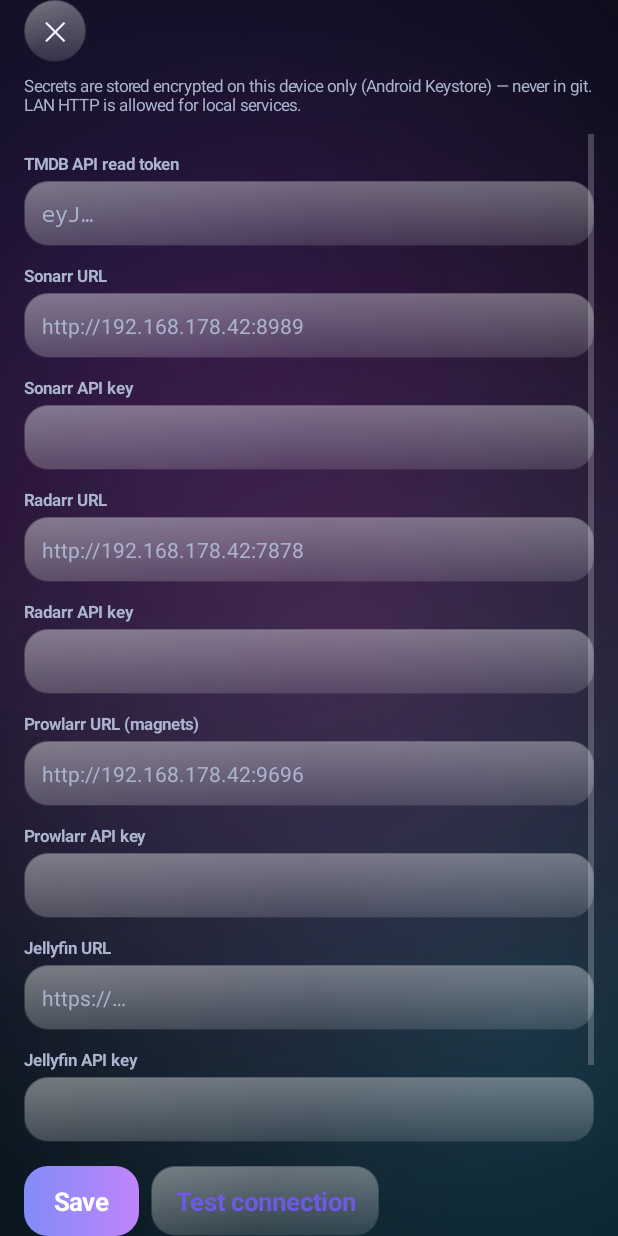
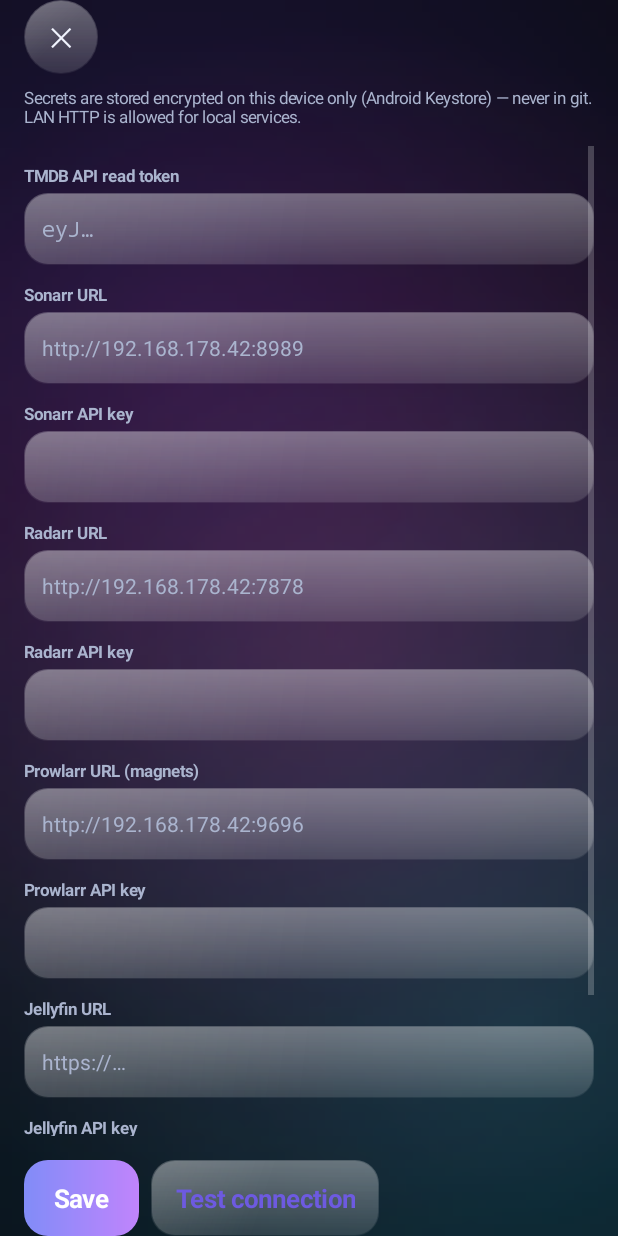
Before and after one commit to TheDoplarEffect/app-a, an Android app: the screen it shows after launch (SettingsActivity), after a tap on an icon or button, on a phone screen of 412 x 824 dp. Run offline under Robolectric (Android 15) with nearby library versions, the phone set to English and light mode, and no system bars; pictures from the network do not load; 5 statements that could not run were skipped; 1 other tap on this screen came first.

Commit message:
v4.2 round-1 review consensus (part 1/4): no main-thread I/O in LiveRepository ctor, X-Api-Key headers, Prowlarr retry+backoff, magnet redirect validation, error-vs-empty+retry UI, WCAG AA chips, thread-safe AppState/cache, lifecycle detach, 48dp targets, a11y, NSC LAN-only, 56 tests green

```diff
--- a/app/build.gradle
+++ b/app/build.gradle
@@ -10,8 +10,8 @@ android {
         applicationId "com.example.appa"
         minSdk 26
         targetSdk 35
-        versionCode 6
-        versionName "4.1"
+        versionCode 7
+        versionName "4.2"
     }
     compileOptions {
         sourceCompatibility JavaVersion.VERSION_17
--- a/app/src/main/AndroidManifest.xml
+++ b/app/src/main/AndroidManifest.xml
@@ -1,8 +1,8 @@
 <manifest xmlns:android="http://schemas.android.com/apk/res/android">
   <uses-permission android:name="android.permission.INTERNET"/>
-  <!-- LAN services (*arr, Prowlarr) are plain HTTP on 192.168.178.x -->
+  <!-- LAN services (*arr, Prowlarr) are plain HTTP on 192.168.x — allowed per-host via networkSecurityConfig -->
   <application android:label="app-a" android:allowBackup="true" android:theme="@style/Theme.AppA"
-      android:usesCleartextTraffic="true">
+      android:networkSecurityConfig="@xml/network_security_config">
     <activity android:name=".MainActivity" android:exported="true">
       <intent-filter>
         <action android:name="android.intent.action.MAIN"/>
--- a/app/src/main/java/com/example/appa/AppState.kt
+++ b/app/src/main/java/com/example/appa/AppState.kt
@@ -4,19 +4,21 @@ import android.content.Context
 
 /** App-wide singletons: config, catalog/repository, persisted request store. */
 object AppState {
-    val catalog: Catalog = Catalog
-
     lateinit var store: RequestStoreCore
         private set
 
-    var config: AppConfig = AppConfig()
-        private set
+    /** Atomic (config, repo) pair — never observe one without the other. */
+    private data class State(val config: AppConfig, val repo: LiveRepository?)
+    @Volatile private var state: State = State(AppConfig(), null)
 
-    var repo: LiveRepository? = null
-        private set
+    /** Set when SecureStore had to wipe the config (key invalidated) — Settings surfaces it. */
+    @Volatile var configWasWiped: Boolean = false
+
+    val config: AppConfig get() = state.config
+    val repo: LiveRepository? get() = state.repo
 
     /** Live mode is on when the config is complete enough to serve real data. */
-    val liveMode: Boolean get() = config.normalized().liveReady
+    val liveMode: Boolean get() = state.config.normalized().liveReady
 
     fun init(context: Context) {
         if (::store.isInitialized) return
@@ -25,21 +27,19 @@ object AppState {
             load = { prefs.getString("requests", null) },
             save = { value -> prefs.edit().putString("requests", value).apply() }
         )
-        config = SecureStore.loadConfig(context)
-        if (config.normalized().liveReady) {
-            repo = LiveRepository(config)
-        }
+        configWasWiped = SecureStore.wasWiped
+        val cfg = SecureStore.loadConfig(context)
+        state = State(cfg, if (cfg.normalized().liveReady) LiveRepository(cfg) else null)
     }
 
     fun saveConfig(context: Context, cfg: AppConfig) {
         val normalized = cfg.normalized()
         SecureStore.saveConfig(context, normalized)
-        config = normalized
-        repo = if (normalized.liveReady) LiveRepository(normalized) else null
+        state = State(normalized, if (normalized.liveReady) LiveRepository(normalized) else null)
     }
 
     fun requestFor(mediaId: String): Request? = store.byMediaId(mediaId)
 
     /** Resolve a media id to a live item first, then the placeholder catalog. */
-    fun mediaById(id: String): Media? = repo?.mediaById(id) ?: Catalog.byId[id]
+    fun mediaById(id: String): Media? = state.repo?.mediaById(id) ?: Catalog.byId[id]
 }
--- a/app/src/main/java/com/example/appa/AuroraBackground.kt
+++ b/app/src/main/java/com/example/appa/AuroraBackground.kt
@@ -42,6 +42,14 @@ class AuroraBackground(context: Context) : View(context) {
 
     override fun onAttachedToWindow() {
         super.onAttachedToWindow()
+        val reduceMotion = android.provider.Settings.Global.getFloat(
+            context.contentResolver, android.provider.Settings.Global.ANIMATOR_DURATION_SCALE, 1f
+        ) == 0f
+        if (reduceMotion) {
+            t = 0.37f
+            invalidate() // one static frame, no animation loop
+            return
+        }
         if (anim == null) {
             anim = ValueAnimator.ofFloat(0f, 1f).apply {
                 duration = 24_000
--- a/app/src/main/java/com/example/appa/Components.kt
+++ b/app/src/main/java/com/example/appa/Components.kt
@@ -102,7 +102,7 @@ fun View.pressable(): View {
 
 // ------------------------------------------------------------------ top bar
 
-data class TopBarAction(val icon: String, val label: String = "", var badge: Int = 0, val onClick: () -> Unit)
+data class TopBarAction(val icon: String, val contentDescription: String = icon, var badge: Int = 0, val onClick: () -> Unit)
 
 /**
  * Top app bar atom: large title + optional subtitle on the left, circular
@@ -118,14 +118,14 @@ fun AppTopBar(
 ): LinearLayout = col(ctx) {
     row(ctx) {
         gravity = Gravity.CENTER_VERTICAL
-        if (leading != null) addView(CircleIconButton(ctx, leading.icon, 0, t, leading.onClick), lp(WRAP, WRAP, marginStartDp = 0))
+        if (leading != null) addView(CircleIconButton(ctx, leading.icon, 0, t, leading.contentDescription, leading.onClick), lp(WRAP, WRAP, marginStartDp = 0))
         col(ctx) {
             addView(AppText(ctx, title, TextStyle.HEADLINE, t = t))
             if (subtitle != null) addView(AppText(ctx, subtitle, TextStyle.LABEL, t = t))
             layoutParams = LinearLayout.LayoutParams(0, WRAP, 1f).apply { marginStart = ctx.dp(if (leading != null) 12 else 0) }
         }
         actions.forEach { a ->
-            addView(CircleIconButton(ctx, a.icon, a.badge, t, a.onClick).apply { tag = "top_action_${a.icon}" }, lp(WRAP, WRAP, marginStartDp = 8))
+            addView(CircleIconButton(ctx, a.icon, a.badge, t, a.contentDescription, a.onClick).apply { tag = "top_action_${a.icon}" }, lp(WRAP, WRAP, marginStartDp = 8))
         }
     }.let { addView(it, lp(MATCH, WRAP)) }
 }
@@ -138,19 +138,21 @@ fun CircleIconButton(
     icon: String,
     badge: Int = 0,
     t: DesignTokens = AppTheme.current,
+    contentDescription: String = icon,
     onClick: () -> Unit
 ): FrameLayout {
-    val size = ctx.dp(40)
+    val size = ctx.dp(48) // M3 minimum touch target
     return FrameLayout(ctx).apply {
         glass(t.radius.pill, t = t)
         addView(AppText(ctx, icon, TextStyle.TITLE, t = t).apply { gravity = Gravity.CENTER },
             FrameLayout.LayoutParams(size, size, Gravity.CENTER))
         if (badge > 0) {
-            addView(Chip(ctx, badge.toString(), t.colors.error, t.colors.textOnAccent, t).apply { tag = "badge" },
+            addView(Chip(ctx, badge.toString(), withAlpha(t.colors.error, 0.30f), fg = t.colors.error, t = t).apply { tag = "badge" },
                 FrameLayout.LayoutParams(WRAP, WRAP, Gravity.TOP or Gravity.END).apply {
                     topMargin = ctx.dp(2); marginEnd = ctx.dp(2)
                 })
         }
+        this.contentDescription = contentDescription
         setOnClickListener { onClick() }
         pressable()
     }
@@ -161,7 +163,7 @@ fun FrameLayout.setBadge(n: Int, t: DesignTokens = AppTheme.current) {
     val existing = findViewWithTag<TextView>("badge")
     when {
         n > 0 && existing == null -> addView(
-            Chip(context, n.toString(), t.colors.error, t.colors.textOnAccent, t).apply { tag = "badge" },
+            Chip(context, n.toString(), withAlpha(t.colors.error, 0.30f), fg = t.colors.error, t = t).apply { tag = "badge" },
             FrameLayout.LayoutParams(WRAP, WRAP, Gravity.TOP or Gravity.END).apply {
                 topMargin = context.dp(2); marginEnd = context.dp(2)
             }
@@ -174,15 +176,16 @@ fun FrameLayout.setBadge(n: Int, t: DesignTokens = AppTheme.current) {
 // ------------------------------------------------------------------ buttons
 
 /** Primary button: accent gradient pill, white label. */
-fun PrimaryButton(ctx: Context, label: String, enabled: Boolean = true, t: DesignTokens = AppTheme.current, onClick: () -> Unit): TextView =
+fun PrimaryButton(ctx: Context, label: String, enabled: Boolean = true, t: DesignTokens = AppTheme.current, onClick: (TextView) -> Unit): TextView =
     AppText(ctx, label, TextStyle.TITLE, color = t.colors.textOnAccent, bold = true, t = t).apply {
         gravity = Gravity.CENTER
         background = ctx.accentGradient(t.radius.button, t)
-        val px = ctx.dp(20); val py = ctx.dp(12)
+        val px = ctx.dp(20); val py = ctx.dp(14)
         setPadding(px, py, px, py)
+        minimumHeight = ctx.dp(48)
         isEnabled = enabled
         alpha = if (enabled) 1f else 0.45f
-        setOnClickListener { onClick() }
+        setOnClickListener { onClick(this) }
         pressable()
     }
 
@@ -191,8 +194,9 @@ fun SecondaryButton(ctx: Context, label: String, t: DesignTokens = AppTheme.curr
     AppText(ctx, label, TextStyle.TITLE, color = t.colors.accentSolid, bold = true, t = t).apply {
         gravity = Gravity.CENTER
         glass(t.radius.button, t = t)
-        val px = ctx.dp(16); val py = ctx.dp(12)
+        val px = ctx.dp(16); val py = ctx.dp(14)
         setPadding(px, py, px, py)
+        minimumHeight = ctx.dp(48)
         setOnClickListener { onClick() }
         pressable()
     }
@@ -202,8 +206,9 @@ fun DangerButton(ctx: Context, label: String, t: DesignTokens = AppTheme.current
     AppText(ctx, label, TextStyle.BODY, color = t.colors.error, bold = true, t = t).apply {
         gravity = Gravity.CENTER
         glass(t.radius.button, t = t)
-        val px = ctx.dp(14); val py = ctx.dp(10)
+        val px = ctx.dp(14); val py = ctx.dp(14)
         setPadding(px, py, px, py)
+        minimumHeight = ctx.dp(48)
         setOnClickListener { onClick() }
         pressable()
     }
@@ -222,6 +227,7 @@ class BottomNavBar(private val ctx: Context, val items: List<NavItem>, initial:
     private val pills = mutableListOf<View>()
     var selected = initial
         private set
+    private var initialized = false
 
     init {
         root.glass(t.radius.card, strong = true, t = t)
@@ -238,7 +244,7 @@ class BottomNavBar(private val ctx: Context, val items: List<NavItem>, initial:
                 background = ctx.accentGradient(t.radius.pill, t)
                 scaleX = 0f
                 alpha = 0f
-                elevation = ctx.dp(3).toFloat()
+                elevation = ctx.dpF(t.elevation.level1Dp)
             }
             val label = col(ctx) {
                 gravity = Gravity.CENTER
@@ -256,11 +262,11 @@ class BottomNavBar(private val ctx: Context, val items: List<NavItem>, initial:
             root.addView(cell, LinearLayout.LayoutParams(0, WRAP, 1f))
             cells.add(cell); pills.add(pill)
         }
-        root.post { select(initial, animate = false) }
+        root.post { select(initial, animate = false); initialized = true }
     }
 
     fun select(i: Int, animate: Boolean = true) {
-        if (i == selected && pills.any { it.alpha > 0.5f }) return
+        if (i == selected && initialized) return
         selected = i
         val m = AppTheme.current.motion
         cells.forEachIndexed { idx, cell ->
@@ -290,24 +296,42 @@ class BottomNavBar(private val ctx: Context, val items: List<NavItem>, initial:
 
 /** Glass search field atom with icon, debounce and a clear button. */
 class SearchField(ctx: Context, hint: String, t: DesignTokens = AppTheme.current, onQuery: (String) -> Unit) {
+    private val handler = android.os.Handler(android.os.Looper.getMainLooper())
+    private var pending: Runnable? = null
+    lateinit var input: EditText
+        private set
     val root: LinearLayout = row(ctx) {
         gravity = Gravity.CENTER_VERTICAL
         glass(t.radius.button, t = t)
         val p = ctx.dp(14); setPadding(p, ctx.dp(10), p, ctx.dp(10))
         addView(AppText(ctx, "🔍", TextStyle.BODY, t = t))
-        val input = EditText(ctx).apply {
+        input = EditText(ctx).apply {
             this.hint = hint
             setHintTextColor(t.colors.textSecondary)
             setTextColor(t.colors.textPrimary)
             setTextSize(TypedValue.COMPLEX_UNIT_SP, t.type.bodySp)
             background = null
+            minimumHeight = ctx.dp(48)
             val lp = LinearLayout.LayoutParams(0, WRAP, 1f).apply { marginStart = ctx.dp(8) }
             layoutParams = lp
             isSingleLine = true
+            imeOptions = android.view.inputmethod.EditorInfo.IME_ACTION_SEARCH
+            setOnEditorActionListener { _, actionId, _ ->
+                if (actionId == android.view.inputmethod.EditorInfo.IME_ACTION_SEARCH) {
+                    val imm = ctx.getSystemService(android.content.Context.INPUT_METHOD_SERVICE) as android.view.inputmethod.InputMethodManager
+                    imm.hideSoftInputFromWindow(windowToken, 0)
+                    true
+                } else false
+            }
         }
         addView(input)
-        val clear = AppText(ctx, "✕", TextStyle.BODY, color = t.colors.textSecondary, t = t).apply {
+        val clear = FrameLayout(ctx).apply {
             visibility = View.GONE
+            val size = ctx.dp(48)
+            addView(AppText(ctx, "✕", TextStyle.BODY, color = t.colors.textSecondary, t = t).apply {
+                gravity = Gravity.CENTER
+                contentDescription = "Clear search"
+            }, FrameLayout.LayoutParams(size, size, Gravity.CENTER))
             setOnClickListener { input.setText("") }
             pressable()
         }
@@ -323,19 +347,17 @@ class SearchField(ctx: Context, hint: String, t: DesignTokens = AppTheme.current
             override fun afterTextChanged(s: Editable?) {}
         })
     }
-    private val handler = android.os.Handler(android.os.Looper.getMainLooper())
-    private var pending: Runnable? = null
-    val input: EditText get() = (root.getChildAt(1) as EditText)
-    fun setTextSilently(q: String) {
+    /** Replace the text without firing onQuery (used when switching tabs). */
+    fun clearSilently() {
         pending?.let { handler.removeCallbacks(it) }
-        input.setText(q)
+        input.setText("")
     }
 }
 
 // ------------------------------------------------------------------ chips & pills
 
-fun Chip(ctx: Context, text: String, bg: Int, fg: Int = 0xFFFFFFFF.toInt(), t: DesignTokens = AppTheme.current): TextView =
-    AppText(ctx, text, TextStyle.LABEL, color = fg, bold = true, t = t).apply {
+fun Chip(ctx: Context, text: String, bg: Int, fg: Int? = null, t: DesignTokens = AppTheme.current): TextView =
+    AppText(ctx, text, TextStyle.LABEL, color = fg ?: t.colors.textOnAccent, bold = true, t = t).apply {
         gravity = Gravity.CENTER
         background = android.graphics.drawable.GradientDrawable().apply {
             cornerRadius = ctx.dp(t.radius.pill).toFloat()
@@ -343,6 +365,12 @@ fun Chip(ctx: Context, text: String, bg: Int, fg: Int = 0xFFFFFFFF.toInt(), t: D
         }
         val px = ctx.dp(8); val py = ctx.dp(3)
         setPadding(px, py, px, py)
+    }
+
+/** Recolor an existing chip (used for live test-result updates). */
+fun TextView.restyleChip(color: Int, t: DesignTokens = AppTheme.current) {
+    (background as? android.graphics.drawable.GradientDrawable)?.setColor(withAlpha(color, 0.22f))
+    setTextColor(color)
 }
 
 fun statusColorOf(status: RequestStatus?, t: DesignTokens = AppTheme.current): Int = when (status) {
@@ -364,7 +392,9 @@ fun statusLabelOf(media: Media, status: RequestStatus?): String? {
 
 fun StatusPill(ctx: Context, media: Media, status: RequestStatus?, t: DesignTokens = AppTheme.current): TextView? {
     val label = statusLabelOf(media, status) ?: return null
-    return Chip(ctx, label, statusColorOf(status, t), t = t)
+    val color = statusColorOf(status, t)
+    // tinted background + colored text: passes WCAG contrast on dark and light themes
+    return Chip(ctx, label, withAlpha(color, 0.22f), fg = color, t = t)
 }
 
 // ------------------------------------------------------------------ glass card
@@ -386,24 +416,33 @@ fun GlassCard(ctx: Context, padDp: Int = 16, strong: Boolean = false, t: DesignT
 class GradientPoster(ctx: Context, val media: Media, t: DesignTokens = AppTheme.current) : View(ctx) {
     private val c1 = Color.parseColor(media.color1)
     private val c2 = Color.parseColor(media.color2)
+    // pick a text color that keeps WCAG contrast on this gradient
+    private val textColor: Int = run {
+        val avg = ((luminance(c1) + luminance(c2)) / 2.0)
+        if (avg > 0.45) 0xFF101828.toInt() else t.colors.textOnAccent
+    }
     private val titlePaint = android.graphics.Paint(android.graphics.Paint.ANTI_ALIAS_FLAG).apply {
-        color = Color.WHITE; typeface = android.graphics.Typeface.DEFAULT_BOLD; textAlign = android.graphics.Paint.Align.CENTER
+        color = textColor; typeface = android.graphics.Typeface.DEFAULT_BOLD; textAlign = android.graphics.Paint.Align.CENTER
     }
     private val labelPaint = android.graphics.Paint(android.graphics.Paint.ANTI_ALIAS_FLAG).apply {
-        color = withAlpha(Color.WHITE, 0.85f); textAlign = android.graphics.Paint.Align.CENTER
+        color = withAlpha(textColor, 0.85f); textAlign = android.graphics.Paint.Align.CENTER
     }
     private val bgPaint = android.graphics.Paint()
 
     override fun onMeasure(wSpec: Int, hSpec: Int) {
         val w = MeasureSpec.getSize(wSpec)
-        setMeasuredDimension(w, w * 3 / 2)
+        val h = when (MeasureSpec.getMode(hSpec)) {
+            MeasureSpec.EXACTLY -> MeasureSpec.getSize(hSpec)
+            else -> w * 3 / 2 // 2:3 poster aspect
+        }
+        setMeasuredDimension(w, h)
     }
 
     override fun onDraw(canvas: android.graphics.Canvas) {
         val w = width.toFloat(); val h = height.toFloat()
         bgPaint.shader = android.graphics.LinearGradient(0f, 0f, w, h, c1, c2, android.graphics.Shader.TileMode.CLAMP)
         canvas.drawRect(0f, 0f, w, h, bgPaint)
-        val deco = android.graphics.Paint().apply { color = withAlpha(Color.WHITE, 0.08f) }
+        val deco = android.graphics.Paint().apply { color = withAlpha(textColor, 0.08f) }
         canvas.drawCircle(w * 0.84f, h * 0.14f, w * 0.33f, deco)
         labelPaint.textSize = w * 0.05f
         canvas.drawText(media.type.label.uppercase(), w / 2f, h * 0.12f, labelPaint)
@@ -427,7 +466,7 @@ class GradientPoster(ctx: Context, val media: Media, t: DesignTokens = AppTheme.
  * Poster grid cell atom: 2:3 poster (image or gradient) with rounded corners,
  * bottom scrim, rating chip, status badge, title + subtitle below.
  */
-fun PosterCard(ctx: Context, m: Media, t: DesignTokens = AppTheme.current, onClick: () -> Unit): View {
+fun PosterCard(ctx: Context, m: Media, status: RequestStatus? = null, t: DesignTokens = AppTheme.current, onClick: () -> Unit): View {
     val cell = col(ctx) {
         layoutParams = GridLayout.LayoutParams().apply {
             width = 0
@@ -441,6 +480,7 @@ fun PosterCard(ctx: Context, m: Media, t: DesignTokens = AppTheme.current, onCli
                 scaleType = ImageView.ScaleType.CENTER_CROP
                 minimumHeight = ctx.dp(150)
                 roundedClip(t.radius.poster)
+                contentDescription = "${m.title} poster"
             }
             posterFrame.addView(img, FrameLayout.LayoutParams(MATCH, WRAP))
             ImageLoader.load(m.posterUrl!!, img)
@@ -452,11 +492,11 @@ fun PosterCard(ctx: Context, m: Media, t: DesignTokens = AppTheme.current, onCli
         posterFrame.addView(View(ctx).apply {
             background = ctx.posterScrim(56, t)
         }, FrameLayout.LayoutParams(MATCH, ctx.dp(56), Gravity.BOTTOM))
-        posterFrame.addView(Chip(ctx, "★ %.1f".format(m.rating), 0xB3000000.toInt(), t = t),
+        posterFrame.addView(Chip(ctx, "★ %.1f".format(m.rating), t.colors.chipScrim, fg = 0xFFFFFFFF.toInt(), t = t),
             FrameLayout.LayoutParams(WRAP, WRAP, Gravity.BOTTOM or Gravity.START).apply {
                 bottomMargin = ctx.dp(6); marginStart = ctx.dp(6)
             })
-        StatusPill(ctx, m, AppState.requestFor(m.id)?.status, t)?.let { pill ->
+        StatusPill(ctx, m, status, t)?.let { pill ->
             posterFrame.addView(pill, FrameLayout.LayoutParams(WRAP, WRAP, Gravity.TOP or Gravity.START).apply {
                 topMargin = ctx.dp(6); marginStart = ctx.dp(6)
             })
@@ -473,7 +513,12 @@ fun PosterCard(ctx: Context, m: Media, t: DesignTokens = AppTheme.current, onCli
             maxLines = 1
             ellipsize = android.text.TextUtils.TruncateAt.END
         })
-        setOnClickListener { onClick() }
+        contentDescription = "${m.title}, ${m.year}, ${m.type.label}"
+        setOnClickListener {
+            if (!isClickable) return@setOnClickListener // double-tap guard
+            isClickable = false
+            onClick()
+        }
         pressable()
     }
     return cell
@@ -512,12 +557,14 @@ fun EmptyState(ctx: Context, emoji: String, title: String, message: String, t: D
 fun Skeleton(ctx: Context, w: Int, hDp: Int, t: DesignTokens = AppTheme.current): View {
     val v = View(ctx).apply {
         glass(t.radius.button, t = t)
-        layoutParams = when (val p = layoutParams) {
-            is FrameLayout.LayoutParams -> FrameLayout.LayoutParams(w, ctx.dp(hDp))
-            is LinearLayout.LayoutParams -> LinearLayout.LayoutParams(w, ctx.dp(hDp))
-            else -> ViewGroup.LayoutParams(w, ctx.dp(hDp))
+        layoutParams = ViewGroup.LayoutParams(w, ctx.dp(hDp))
     }
-    }
+    val reduceMotion = android.provider.Settings.Global.getFloat(
+        ctx.contentResolver, android.provider.Settings.Global.ANIMATOR_DURATION_SCALE, 1f
+    ) == 0f
+    if (reduceMotion) {
+        v.alpha = 0.6f
+    } else {
         val shimmer = android.animation.ValueAnimator.ofFloat(1f, 0.4f).apply {
             duration = t.motion.longMs
             repeatCount = android.animation.ValueAnimator.INFINITE
@@ -526,6 +573,11 @@ fun Skeleton(ctx: Context, w: Int, hDp: Int, t: DesignTokens = AppTheme.current)
         }
         v.fadeIn(durationMs = t.motion.shortMs)
         shimmer.start()
+        v.addOnAttachStateChangeListener(object : View.OnAttachStateChangeListener {
+            override fun onViewAttachedToWindow(view: View) {}
+            override fun onViewDetachedFromWindow(view: View) { shimmer.cancel() }
+        })
+    }
     return v
 }
 
@@ -556,6 +608,7 @@ fun FormField(ctx: Context, label: String, value: String, hint: String = "", sec
         setTextSize(TypedValue.COMPLEX_UNIT_SP, t.type.bodySp)
         glass(t.radius.button, t = t)
         val p = ctx.dp(12); setPadding(p, p, p, p)
+        minimumHeight = ctx.dp(48)
         isSingleLine = true
         if (secret) inputType = android.text.InputType.TYPE_CLASS_TEXT or android.text.InputType.TYPE_TEXT_VARIATION_PASSWORD
     }
--- a/app/src/main/java/com/example/appa/Density.kt
+++ b/app/src/main/java/com/example/appa/Density.kt
@@ -8,5 +8,4 @@ import android.view.View
 
 fun Context.dp(v: Int): Int = (v * resources.displayMetrics.density).toInt()
 fun Context.dpF(v: Float): Float = v * resources.displayMetrics.density
-fun Context.sp(v: Float): Float = TypedValue.applyDimension(TypedValue.COMPLEX_UNIT_SP, v, resources.displayMetrics)
 fun View.dp(v: Int): Int = context.dp(v)
--- a/app/src/main/java/com/example/appa/ImageLoader.kt
+++ b/app/src/main/java/com/example/appa/ImageLoader.kt
@@ -29,11 +29,12 @@ object ImageLoader {
         view.setBackgroundColor(AppTheme.current.colors.surfaceGlassStrong)
         executor.execute {
             val bmp = runCatching {
-                URL(url).openStream().use { BitmapFactory.decodeStream(it) }
+                val resp = realHttp("GET", url, emptyMap(), null, true)
+                if (resp.ok) BitmapFactory.decodeByteArray(resp.bytes, 0, resp.bytes.size) else null
             }.getOrNull()
             if (bmp != null) cache.put(url, bmp)
             main.post {
-                if (view.tag == url) {
+                if (view.tag == url && view.isAttachedToWindow) {
                     if (bmp != null) {
                         view.setImageBitmap(bmp)
                         view.background = null
--- a/app/src/main/java/com/example/appa/Insets.kt
+++ b/app/src/main/java/com/example/appa/Insets.kt
@@ -19,8 +19,12 @@ fun Activity.edgeToEdge() {
     window.navigationBarColor = Color.TRANSPARENT
     window.insetsController?.apply {
         systemBarsBehavior = WindowInsetsController.BEHAVIOR_SHOW_TRANSIENT_BARS_BY_SWIPE
-        // dark theme: light icons off -> white icons
-        setSystemBarsAppearance(0, WindowInsetsController.APPEARANCE_LIGHT_STATUS_BARS or WindowInsetsController.APPEARANCE_LIGHT_NAVIGATION_BARS)
+        // light icons when the theme background is dark (derived, not hard-coded)
+        val lightIcons = luminance(AppTheme.current.colors.background) >= 0.5
+        setSystemBarsAppearance(
+            if (lightIcons) WindowInsetsController.APPEARANCE_LIGHT_STATUS_BARS or WindowInsetsController.APPEARANCE_LIGHT_NAVIGATION_BARS else 0,
+            WindowInsetsController.APPEARANCE_LIGHT_STATUS_BARS or WindowInsetsController.APPEARANCE_LIGHT_NAVIGATION_BARS
+        )
     }
 }
 
```
Also changed, not shown: app/src/main/java/com/example/appa/Clients.kt (+14 -7 lines), app/src/main/java/com/example/appa/Config.kt (+9 -4 lines), app/src/main/java/com/example/appa/DetailActivity.kt (+126 -97 lines), app/src/main/java/com/example/appa/Http.kt (+45 -10 lines). Lines whose indentation alone changed are shown as unchanged.
